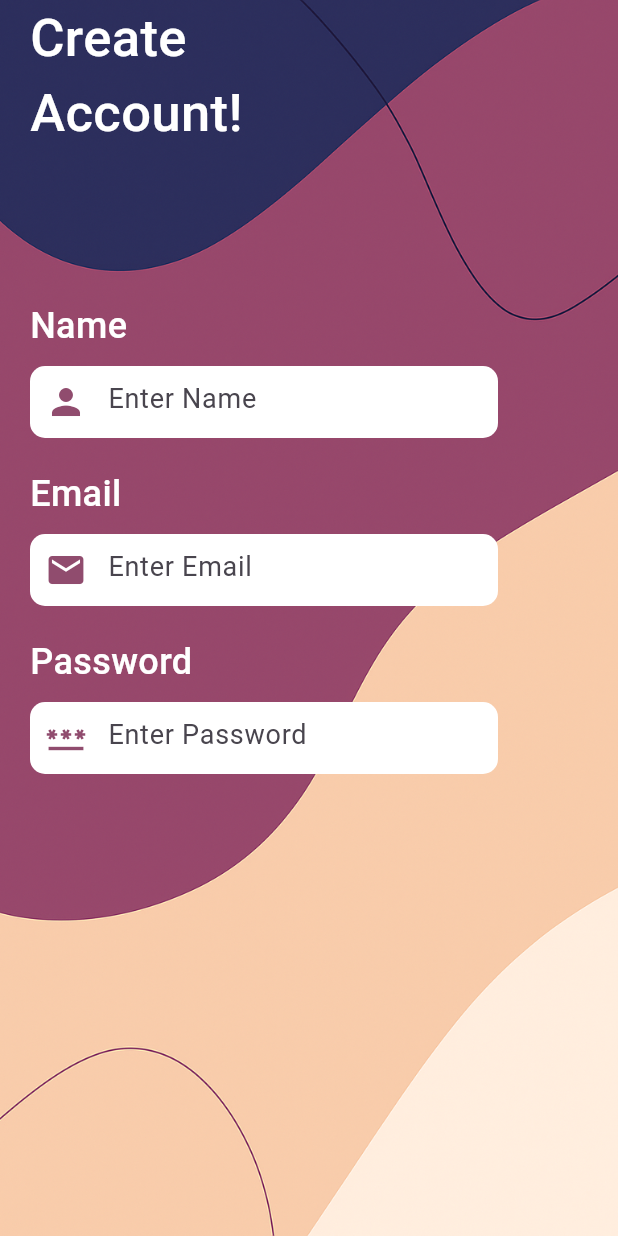
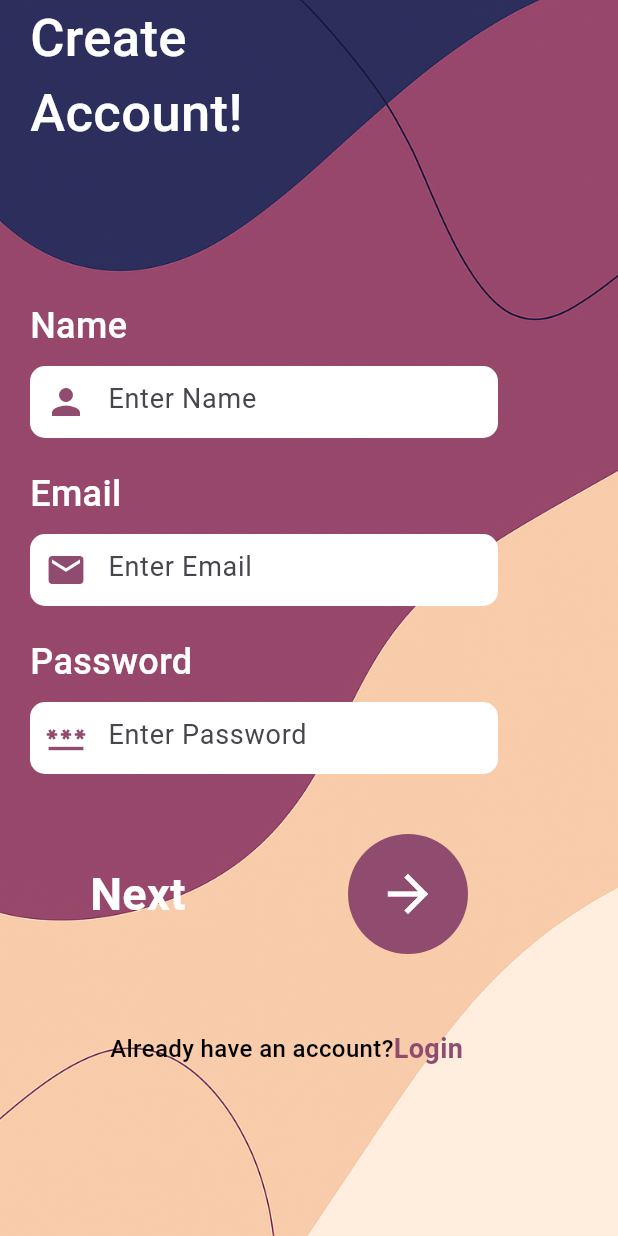
Before and after one commit to dbooker5/budgetbuddy, a Flutter app: the screen it shows after launch, on a phone screen of 412 x 824 dp. Run offline on Flutter 3.47's test engine with Material 3 defaults, Android fonts, the phone set to English and light mode, and no system bars; our stand-ins replace fl_chart.

Commit message:
feat: Add navigation elements and scrollability to signup page
- Wrap the form content in a `SingleChildScrollView` to prevent overflow on smaller screen sizes.
- Add a "Next" button with a forward arrow icon.
- Implement a "Login" text button for users who already have an account.

```diff
--- a/lib/pages/signup.dart
+++ b/lib/pages/signup.dart
@@ -22,6 +22,7 @@ class _SignupState extends State<Signup> {
             ),
             Padding(
               padding: const EdgeInsets.only(left: 20.0, right: 50.0),
+              child: SingleChildScrollView(
                 child: Column(
                   crossAxisAlignment: CrossAxisAlignment.start,
                   children: [
@@ -120,7 +121,60 @@ class _SignupState extends State<Signup> {
                         ),
                       ),
                     ),
+                    SizedBox(height: 40.0),
+                    Padding(
+                      padding: const EdgeInsets.only(left: 40.0, right: 50.0),
+                      child: Row(
+                        mainAxisAlignment: MainAxisAlignment.spaceBetween,
+                        children: [
+                          Text(
+                            "Next",
+                            style: TextStyle(
+                              color: Colors.white,
+                              fontSize: 30.0,
+                              fontWeight: FontWeight.bold,
+                            ),
+                          ),
+                          Container(
+                            height: 80,
+                            width: 80,
+                            decoration: BoxDecoration(
+                              color: Color(0xff904c6e),
+                              borderRadius: BorderRadius.circular(60.0),
+                            ),
+                            child: Icon(
+                              Icons.arrow_forward,
+                              color: Colors.white,
+                              size: 40.0,
+                            ),
+                          ),
                         ],
+                      ),
+                    ),
+                    SizedBox(height: 50.0),
+                    Row(
+                      mainAxisAlignment: MainAxisAlignment.center,
+                      children: [
+                        Text(
+                          "Already have an account?",
+                          style: TextStyle(
+                            color: Colors.black,
+                            fontSize: 16.0,
+                            fontWeight: FontWeight.w500,
+                          ),
+                        ),
+                        Text(
+                          "Login",
+                          style: TextStyle(
+                            color: Color(0xff904c6e),
+                            fontSize: 18.0,
+                            fontWeight: FontWeight.bold,
+                          ),
+                        ),
+                      ],
+                    ),
+                  ],
+                ),
               ),
             ),
           ],
```
Lines whose indentation alone changed are shown as unchanged.
